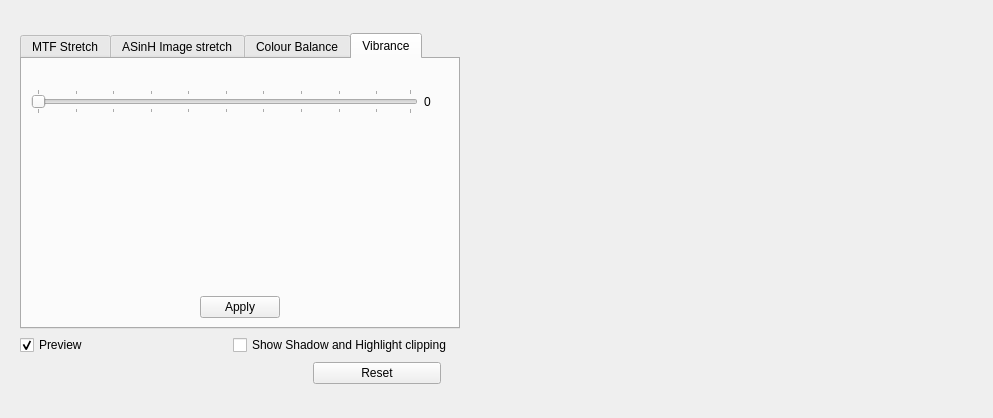
Before: the Qt Designer form DeepSkyStacker/ui/ProcessingControls.ui in deepskystacker/DSS, drawn with Qt 5.
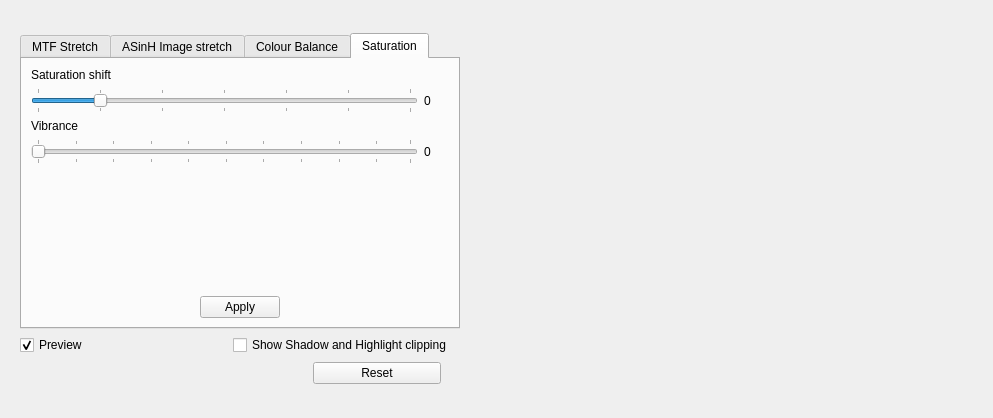
After: the same form once the commit is applied. Icons and pictures are not drawn. Custom widgets are drawn as their Qt base class.

Commit message: Changes to implement both saturation and vibrance adjustments

The edit to the form file:
```diff
--- a/DeepSkyStacker/ui/ProcessingControls.ui
+++ b/DeepSkyStacker/ui/ProcessingControls.ui
@@ -946,7 +946,7 @@
         </widget>
         <widget class="QWidget" name="vibranceTab">
          <attribute name="title">
-          <string>Vibrance</string>
+          <string>Saturation</string>
          </attribute>
          <layout class="QVBoxLayout" name="verticalLayout_4">
           <item>
@@ -962,6 +962,75 @@
             </property>
            </spacer>
           </item>
+          <item>
+           <widget class="QLabel" name="label_2">
+            <property name="text">
+             <string>Saturation shift</string>
+            </property>
+           </widget>
+          </item>
+          <item>
+           <layout class="QHBoxLayout" name="horizontalLayout_10">
+            <item>
+             <widget class="QSlider" name="saturation">
+              <property name="minimum">
+               <number>-10</number>
+              </property>
+              <property name="maximum">
+               <number>50</number>
+              </property>
+              <property name="orientation">
+               <enum>Qt::Orientation::Horizontal</enum>
+              </property>
+              <property name="tickPosition">
+               <enum>QSlider::TickPosition::TicksBothSides</enum>
+              </property>
+              <property name="tickInterval">
+               <number>10</number>
+              </property>
+             </widget>
+            </item>
+            <item>
+             <widget class="QLabel" name="saturationLabel">
+              <property name="minimumSize">
+               <size>
+                <width>25</width>
+                <height>0</height>
+               </size>
+              </property>
+              <property name="text">
+               <string notr="true">0</string>
+              </property>
+              <property name="textFormat">
+               <enum>Qt::TextFormat::PlainText</enum>
+              </property>
+              <property name="alignment">
+               <set>Qt::AlignmentFlag::AlignLeading|Qt::AlignmentFlag::AlignLeft|Qt::AlignmentFlag::AlignVCenter</set>
+              </property>
+             </widget>
+            </item>
+           </layout>
+          </item>
+          <item>
+           <spacer name="verticalSpacer_8">
+            <property name="orientation">
+             <enum>Qt::Orientation::Vertical</enum>
+            </property>
+            <property name="sizeHint" stdset="0">
+             <size>
+              <width>418</width>
+              <height>17</height>
+             </size>
+            </property>
+           </spacer>
+          </item>
+          <item>
+           <widget class="QLabel" name="label">
+            <property name="text">
+             <string>Vibrance</string>
+            </property>
+           </widget>
+          </item>
           <item>
            <layout class="QHBoxLayout" name="horizontalLayout_8">
             <item>
```
Left out of the diff: 20 changed lines with no effect on the pictures. The commit also changes 8 other files.
